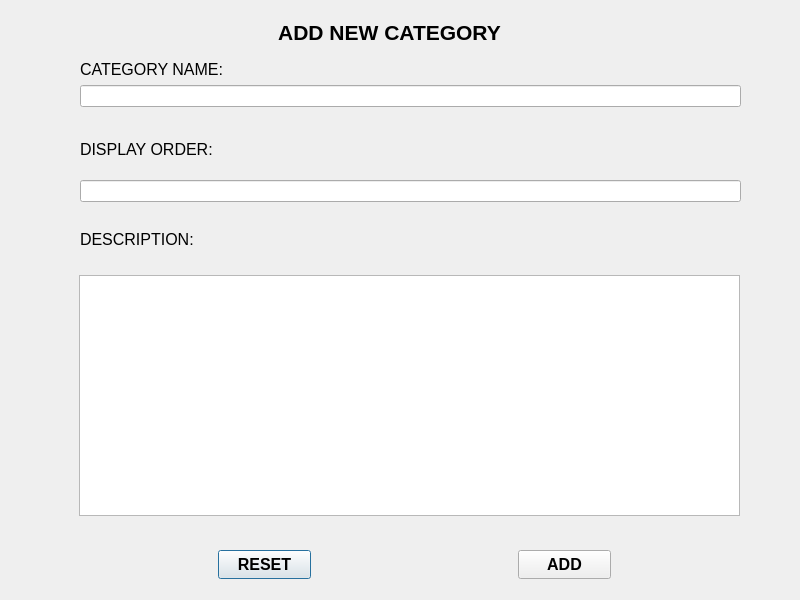
Qt form RMS_qt/addcategory.ui (dev-pratik02/RMS) before a commit.
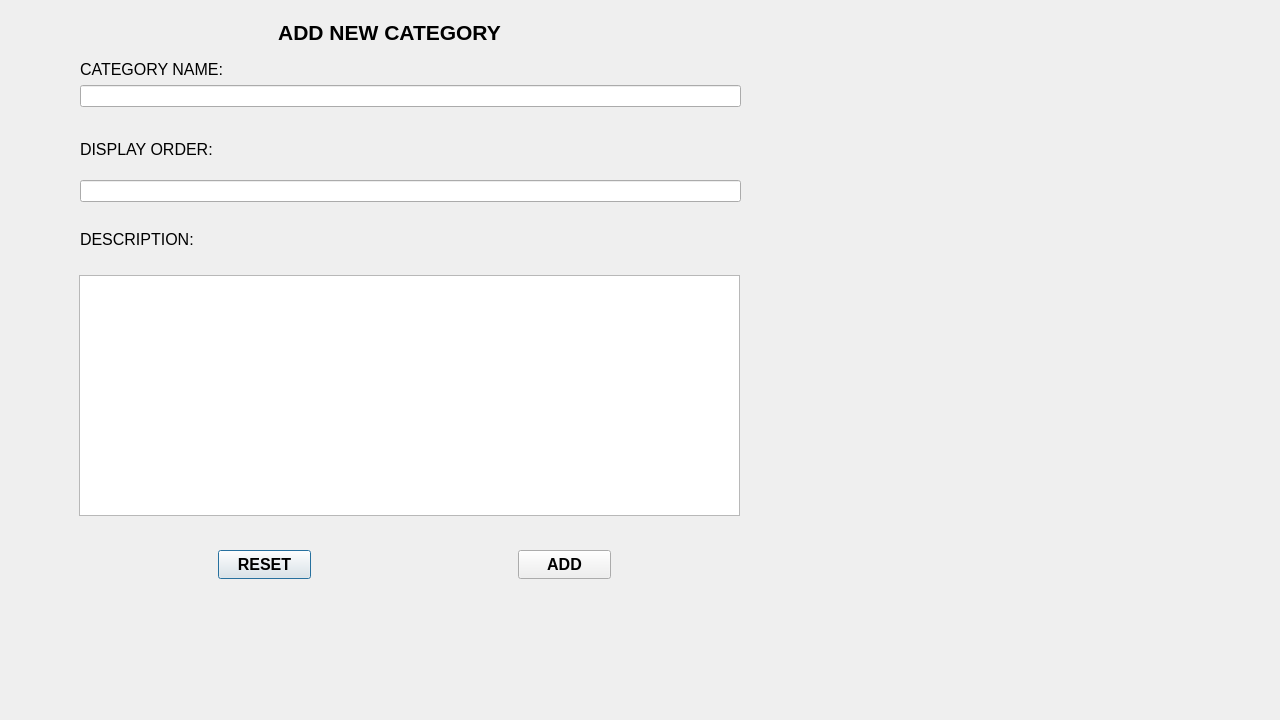
The same form after that commit.

What changed in the file:
```diff
--- a/RMS_qt/addcategory.ui
+++ b/RMS_qt/addcategory.ui
@@ -6,8 +6,8 @@
    <rect>
     <x>0</x>
     <y>0</y>
-    <width>800</width>
-    <height>600</height>
+    <width>1280</width>
+    <height>720</height>
    </rect>
   </property>
   <property name="font">
```
